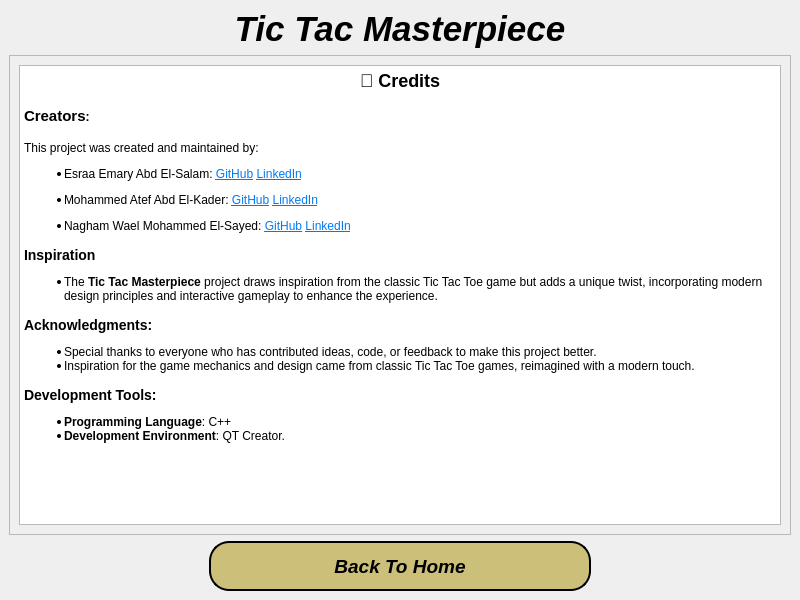
The window that forms/creditswindow.ui (Mohammed-3tef/Tic_Tac_Masterpiece_GUI) describes before a commit, drawn with Qt 5.
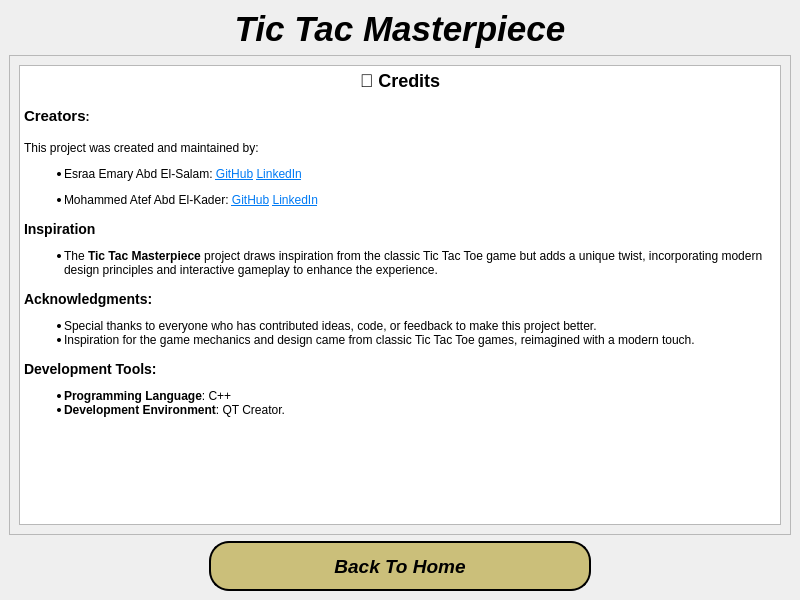
The same window after the commit. Icons and pictures are not drawn.

The edit to the form file:
```diff
--- a/forms/creditswindow.ui
+++ b/forms/creditswindow.ui
@@ -64,8 +64,8 @@
         <rect>
          <x>0</x>
          <y>0</y>
-         <width>776</width>
-         <height>455</height>
+         <width>780</width>
+         <height>471</height>
         </rect>
        </property>
        <layout class="QGridLayout" name="gridLayout">
@@ -83,10 +83,9 @@
 &lt;p style=&quot; margin-top:16px; margin-bottom:12px; margin-left:0px; margin-right:0px; -qt-block-indent:0; text-indent:0px;&quot;&gt;&lt;span style=&quot; font-size:11pt; font-weight:700;&quot;&gt;Creators&lt;/span&gt;&lt;span style=&quot; font-weight:700;&quot;&gt;:&lt;/span&gt;&lt;/p&gt;
 &lt;p style=&quot; margin-top:16px; margin-bottom:12px; margin-left:0px; margin-right:0px; -qt-block-indent:0; text-indent:0px;&quot;&gt;This project was created and maintained by:&lt;/p&gt;
 &lt;ul style=&quot;margin-top: 0px; margin-bottom: 0px; margin-left: 0px; margin-right: 0px; -qt-list-indent: 1;&quot;&gt;
-&lt;li style=&quot; margin-top:12px; margin-bottom:0px; margin-left:0px; margin-right:0px; -qt-block-indent:0; text-indent:0px;&quot;&gt;Esraa Emary Abd El-Salam: &lt;a href=&quot;https://github.com/esraa-emary&quot;&gt;&lt;span style=&quot; text-decoration: underline; color:#007af4;&quot;&gt;GitHub&lt;/span&gt;&lt;/a&gt; &lt;a href=&quot;https://www.linkedin.com/in/esraa-emary-b372b8303/&quot;&gt;&lt;span style=&quot; text-decoration: underline; color:#007af4;&quot;&gt;LinkedIn&lt;/span&gt;&lt;/a&gt;&lt;/li&gt;
+&lt;li style=&quot; margin-top:12px; margin-bottom:0px; margin-left:0px; margin-right:0px; -qt-block-indent:0; text-indent:0px;&quot;&gt;Esraa Emary Abd El-Salam: &lt;a href=&quot;https://github.com/esraa-emary&quot;&gt;&lt;span style=&quot; text-decoration: underline; color:#007af4;&quot;&gt;GitHub&lt;/span&gt;&lt;/a&gt; &lt;a href=&quot;https://www.linkedin.com/in/esraa-emary-b372b8303/&quot;&gt;&lt;span style=&quot; text-decoration: underline; color:#007af4;&quot;&gt;LinkedIn&lt;/span&gt;&lt;/a&gt;&lt;/li&gt;&lt;/ul&gt;
 &lt;ul style=&quot;margin-top: 0px; margin-bottom: 0px; margin-left: 0px; margin-right: 0px; -qt-list-indent: 1;&quot;&gt;
 &lt;li style=&quot; margin-top:12px; margin-bottom:0px; margin-left:0px; margin-right:0px; -qt-block-indent:0; text-indent:0px;&quot;&gt;Mohammed Atef Abd El-Kader: &lt;a href=&quot;https://github.com/Mohammed-3tef&quot;&gt;&lt;span style=&quot; text-decoration: underline; color:#007af4;&quot;&gt;GitHub&lt;/span&gt;&lt;/a&gt; &lt;a href=&quot;https://www.linkedin.com/in/mohammed-atef-b0a408299/&quot;&gt;&lt;span style=&quot; text-decoration: underline; color:#007af4;&quot;&gt;LinkedIn&lt;/span&gt;&lt;/a&gt;&lt;/li&gt;&lt;/ul&gt;
-&lt;li style=&quot; margin-top:12px; margin-bottom:0px; margin-left:0px; margin-right:0px; -qt-block-indent:0; text-indent:0px;&quot;&gt;Nagham Wael Mohammed El-Sayed: &lt;a href=&quot;https://github.com/NaghamProgrammer&quot;&gt;&lt;span style=&quot; text-decoration: underline; color:#007af4;&quot;&gt;GitHub&lt;/span&gt;&lt;/a&gt; &lt;a href=&quot;https://www.linkedin.com/in/nagham-wael-5aa70a318/&quot;&gt;&lt;span style=&quot; text-decoration: underline; color:#007af4;&quot;&gt;LinkedIn&lt;/span&gt;&lt;/a&gt;&lt;/li&gt;&lt;/ul&gt;
 &lt;h3 style=&quot; margin-top:14px; margin-bottom:12px; margin-left:0px; margin-right:0px; -qt-block-indent:0; text-indent:0px;&quot;&gt;&lt;span style=&quot; font-size:large; font-weight:700;&quot;&gt;Inspiration&lt;/span&gt;&lt;/h3&gt;
 &lt;ul style=&quot;margin-top: 0px; margin-bottom: 0px; margin-left: 0px; margin-right: 0px; -qt-list-indent: 1;&quot;&gt;
 &lt;li style=&quot; margin-top:12px; margin-bottom:0px; margin-left:0px; margin-right:0px; -qt-block-indent:0; text-indent:0px;&quot;&gt;The &lt;span style=&quot; font-weight:700;&quot;&gt;Tic Tac Masterpiece&lt;/span&gt; project draws inspiration from the classic Tic Tac Toe game but adds a unique twist, incorporating modern design principles and interactive gameplay to enhance the experience.&lt;/li&gt;&lt;/ul&gt;
```
